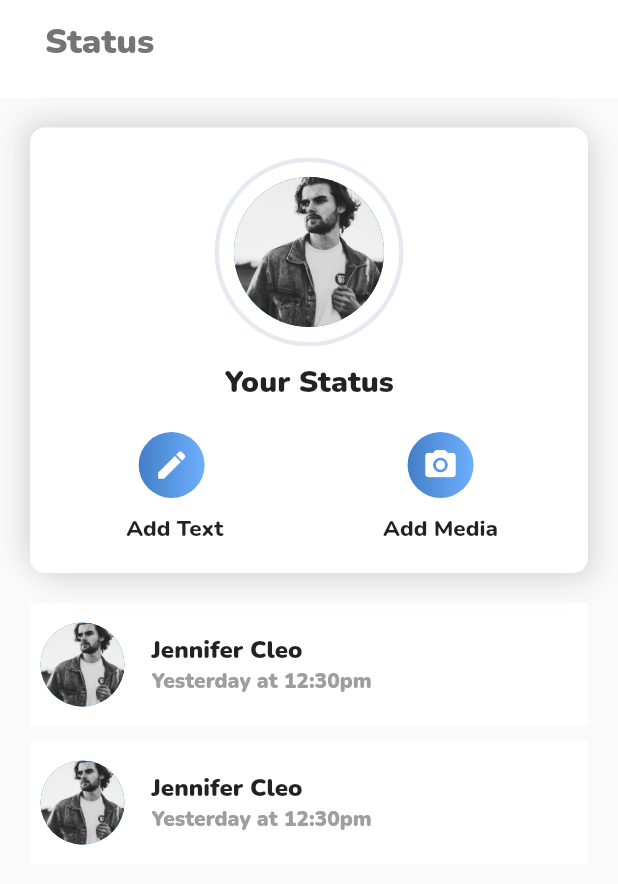
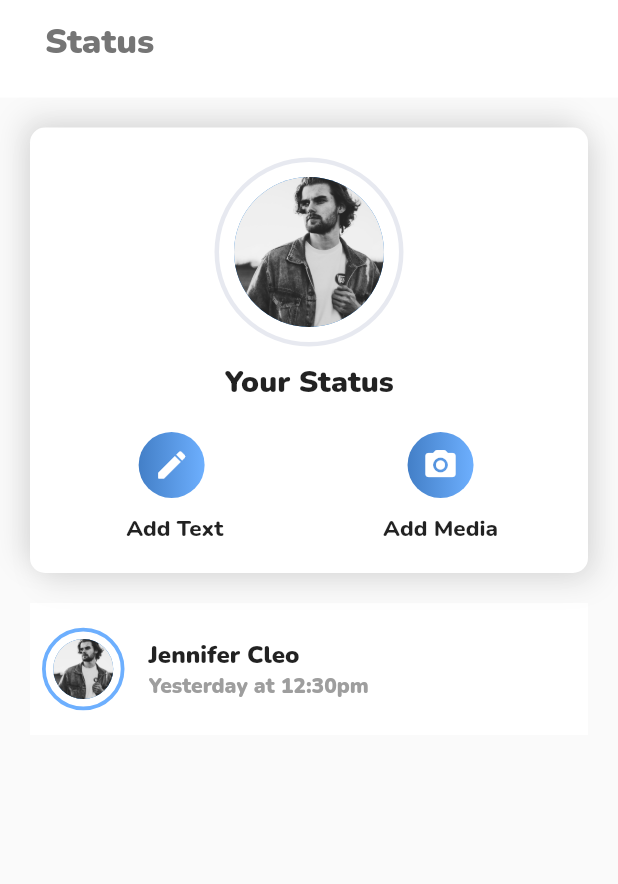
Before and after one commit to yogesh-hackx/Unknown_startup, a Flutter app: the StatusScreen screen opened directly, on a phone screen of 412 x 824 dp. Shown: the top 884 px of the screen. Run offline on Flutter 3.47's test engine with Material 2 defaults, Android fonts, the phone set to English and light mode, and no system bars; our stand-ins replace badges, cached_network_image, chewie, cloud_firestore, file_picker, firebase_auth and 12 more; missing offline and left inert: agora_rtc_engine, chat_pickers, flutter_downloader, video_compress, video_thumbnail; accounts and stored records are empty.

Commit message:
changes made

```diff
--- a/lib/screens/status_screen.dart
+++ b/lib/screens/status_screen.dart
@@ -146,10 +146,16 @@ class _StatusScreenState extends State<StatusScreen> {
             margin: const EdgeInsets.symmetric(horizontal: 20),
             child: ListTile(
               tileColor: Colors.white,
-              contentPadding: EdgeInsets.all(5),
+              contentPadding: EdgeInsets.all(8),
               leading: Container(
+                padding: EdgeInsets.all(5),
+                decoration: BoxDecoration(
+                  borderRadius: BorderRadius.circular(1000),
+                  border: Border.all(
+                      color: Color.fromRGBO(109, 175, 254, 1), width: 2.5),
+                ),
                 child: const CircleAvatar(
-                  radius: 30,
+                  radius: 20,
                   backgroundImage: const AssetImage(
                       "assets/images/pexels-sindre-strøm-1040880.jpg"),
                 ),
@@ -170,32 +176,6 @@ class _StatusScreenState extends State<StatusScreen> {
               ),
             ),
           ),
-          Container(
-            margin: const EdgeInsets.symmetric(horizontal: 20, vertical: 10),
-            child: ListTile(
-              tileColor: Colors.white,
-              contentPadding: const EdgeInsets.all(5),
-              leading: const CircleAvatar(
-                radius: 30,
-                backgroundImage: const AssetImage(
-                    "assets/images/pexels-sindre-strøm-1040880.jpg"),
-              ),
-              title: Text(
-                "Jennifer Cleo",
-                style: GoogleFonts.nunito(
-                    fontWeight: FontWeight.w900,
-                    fontSize: 16,
-                    color: Colors.black87),
-              ),
-              subtitle: Text(
-                "Yesterday at 12:30pm",
-                style: GoogleFonts.nunito(
-                    fontWeight: FontWeight.w900,
-                    fontSize: 14,
-                    color: Colors.grey),
-              ),
-            ),
-          )
         ],
       ),
     );
```
